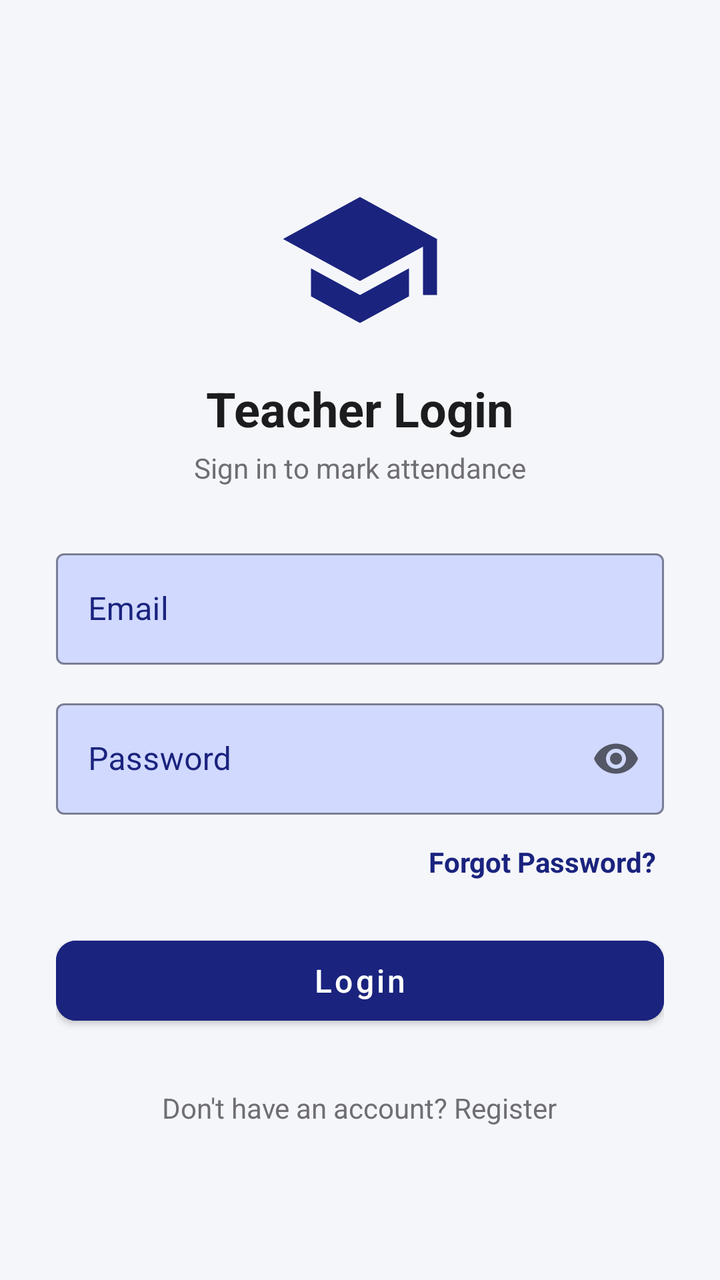
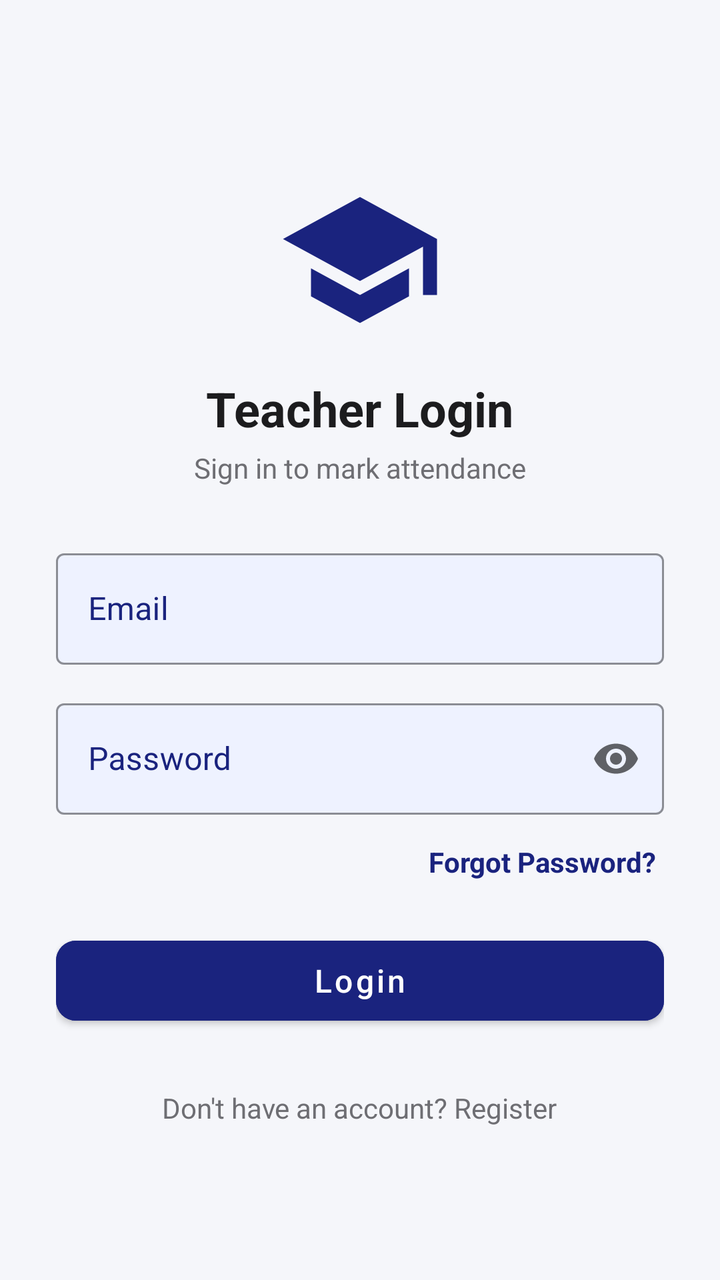

Compare the two renders of this Android layout. The source of the first and the diff that turns it into the second are given below.
<!-- AndroidManifest.xml: application theme Theme.SchoolAttendance -->
<!-- res/layout/activity_login.xml -->
<?xml version="1.0" encoding="utf-8"?>
<ScrollView xmlns:android="http://schemas.android.com/apk/res/android"
    xmlns:app="http://schemas.android.com/apk/res-auto"
    android:layout_width="match_parent"
    android:layout_height="match_parent"
    android:fillViewport="true"
    android:background="@color/background">

    <LinearLayout
        android:layout_width="match_parent"
        android:layout_height="wrap_content"
        android:orientation="vertical"
        android:padding="28dp"
        android:gravity="center_horizontal">

        <Space android:layout_width="match_parent" android:layout_height="60dp"/>

        <ImageView
            android:layout_width="84dp"
            android:layout_height="84dp"
            android:src="@drawable/ic_school"
            android:contentDescription="@string/app_name" />

        <TextView
            android:layout_width="wrap_content"
            android:layout_height="wrap_content"
            android:layout_marginTop="16dp"
            android:text="@string/login_title"
            android:textColor="@color/text_primary"
            android:textSize="24sp"
            android:textStyle="bold" />

        <TextView
            android:layout_width="wrap_content"
            android:layout_height="wrap_content"
            android:layout_marginTop="4dp"
            android:layout_marginBottom="28dp"
            android:text="@string/login_subtitle"
            android:textColor="@color/text_secondary"
            android:textSize="14sp" />

        <com.google.android.material.textfield.TextInputLayout
            android:id="@+id/tilEmail"
            style="@style/Widget.MaterialComponents.TextInputLayout.OutlinedBox"
            android:layout_width="match_parent"
            android:layout_height="wrap_content"
            app:boxBackgroundColor="@color/field_bg"
            app:boxStrokeColor="@color/primary"
            android:textColorHint="@color/primary"
            app:hintTextColor="@color/primary"
            android:hint="@string/email_hint">

            <com.google.android.material.textfield.TextInputEditText
                android:id="@+id/etEmail"
                android:layout_width="match_parent"
                android:layout_height="wrap_content"
                android:inputType="textEmailAddress" />
        </com.google.android.material.textfield.TextInputLayout>

        <com.google.android.material.textfield.TextInputLayout
            android:id="@+id/tilPassword"
            style="@style/Widget.MaterialComponents.TextInputLayout.OutlinedBox"
            app:endIconMode="password_toggle"
            android:layout_width="match_parent"
            android:layout_height="wrap_content"
            app:boxBackgroundColor="@color/field_bg"
            app:boxStrokeColor="@color/primary"
            android:textColorHint="@color/primary"
            app:hintTextColor="@color/primary"
            android:layout_marginTop="14dp"
            android:hint="@string/password_hint">

            <com.google.android.material.textfield.TextInputEditText
                android:id="@+id/etPassword"
                android:layout_width="match_parent"
                android:layout_height="wrap_content"
                android:inputType="textPassword" />
        </com.google.android.material.textfield.TextInputLayout>

        <TextView
            android:id="@+id/tvForgotPassword"
            android:layout_width="wrap_content"
            android:layout_height="wrap_content"
            android:layout_gravity="end"
            android:layout_marginTop="10dp"
            android:padding="4dp"
            android:text="@string/forgot_password"
            android:textColor="@color/primary"
            android:textStyle="bold"
            android:clickable="true"
            android:focusable="true" />

        <com.google.android.material.button.MaterialButton
            android:id="@+id/btnLogin"
            android:layout_width="match_parent"
            android:layout_height="52dp"
            android:layout_marginTop="20dp"
            android:text="@string/btn_login"
            android:textAllCaps="false"
            android:textSize="16sp"
            app:cornerRadius="10dp"
            android:backgroundTint="@color/primary" />

        <ProgressBar
            android:id="@+id/progressBar"
            android:layout_width="wrap_content"
            android:layout_height="wrap_content"
            android:layout_marginTop="16dp"
            android:visibility="gone" />

        <TextView
            android:id="@+id/tvGoRegister"
            android:layout_width="wrap_content"
            android:layout_height="wrap_content"
            android:layout_marginTop="24dp"
            android:padding="4dp"
            android:text="@string/no_account"
            android:textColor="@color/text_secondary"
            android:clickable="true"
            android:focusable="true" />

    </LinearLayout>
</ScrollView>
<!-- resources referenced by this layout -->
<resources>
  <color name="background">#F5F6FA</color>
  <color name="field_bg">#D1D9FF</color>
  <color name="primary">#1A237E</color>
  <color name="text_primary">#1C1C1E</color>
  <color name="text_secondary">#6E6E73</color>
  <!-- drawable ic_school (drawable) -->
  <vector xmlns:android="http://schemas.android.com/apk/res/android"
      android:width="24dp"
      android:height="24dp"
      android:viewportWidth="24"
      android:viewportHeight="24">
      <path
          android:fillColor="@color/primary"
          android:pathData="M12,3L1,9l11,6l9,-4.91V17h2V9L12,3zM5,13.18v4L12,21l7,-3.82v-4L12,17L5,13.18z"/>
  </vector>
  <string name="app_name">Govt School Attendance</string>
  <string name="btn_login">Login</string>
  <string name="email_hint">Email</string>
  <string name="forgot_password">Forgot Password?</string>
  <string name="login_subtitle">Sign in to mark attendance</string>
  <string name="login_title">Teacher Login</string>
  <string name="no_account">Don\'t have an account? Register</string>
  <string name="password_hint">Password</string>
  <style name="Theme.SchoolAttendance" parent="Theme.MaterialComponents.DayNight.NoActionBar">
          <item name="colorPrimary">@color/primary</item>
          <item name="colorPrimaryDark">@color/primary_dark</item>
          <item name="colorAccent">@color/accent</item>
          <item name="android:windowBackground">@color/background</item>
          <item name="android:statusBarColor">@color/primary_dark</item>
      </style>
  <color name="primary_dark">#0D1454</color>
  <color name="accent">#FF6D00</color>
</resources>

<!-- the commit's change to res/layout/activity_login.xml (unified diff, before → after) -->
@@ -54,6 +54,7 @@
                 android:id="@+id/etEmail"
                 android:layout_width="match_parent"
                 android:layout_height="wrap_content"
+                android:textColor="#000000"
                 android:inputType="textEmailAddress" />
         </com.google.android.material.textfield.TextInputLayout>
 
@@ -74,6 +75,7 @@
                 android:id="@+id/etPassword"
                 android:layout_width="match_parent"
                 android:layout_height="wrap_content"
+                android:textColor="#000000"
                 android:inputType="textPassword" />
         </com.google.android.material.textfield.TextInputLayout>
 
<!-- resource entries referenced after the edit -->
@@ -1,7 +1,7 @@
 <!-- resources referenced by this layout -->
 <resources>
   <color name="background">#F5F6FA</color>
-  <color name="field_bg">#D1D9FF</color>
+  <color name="field_bg">#EEF2FF</color>
   <color name="primary">#1A237E</color>
   <color name="text_primary">#1C1C1E</color>
   <color name="text_secondary">#6E6E73</color>
@@ -29,6 +29,8 @@
           <item name="colorAccent">@color/accent</item>
           <item name="android:windowBackground">@color/background</item>
           <item name="android:statusBarColor">@color/primary_dark</item>
+          <item name="android:editTextColor">#000000</item>
+          <item name="editTextColor">#000000</item>
       </style>
   <color name="primary_dark">#0D1454</color>
   <color name="accent">#FF6D00</color>
